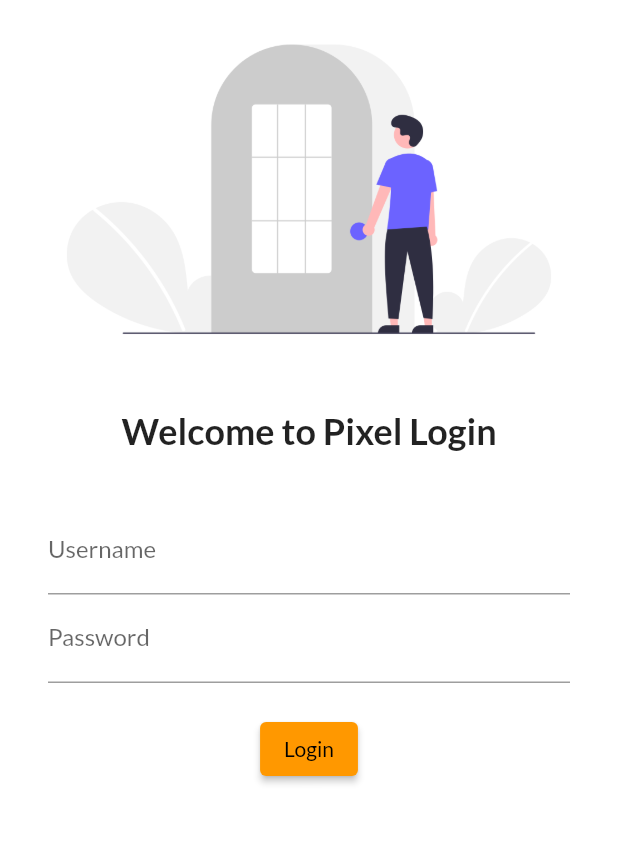
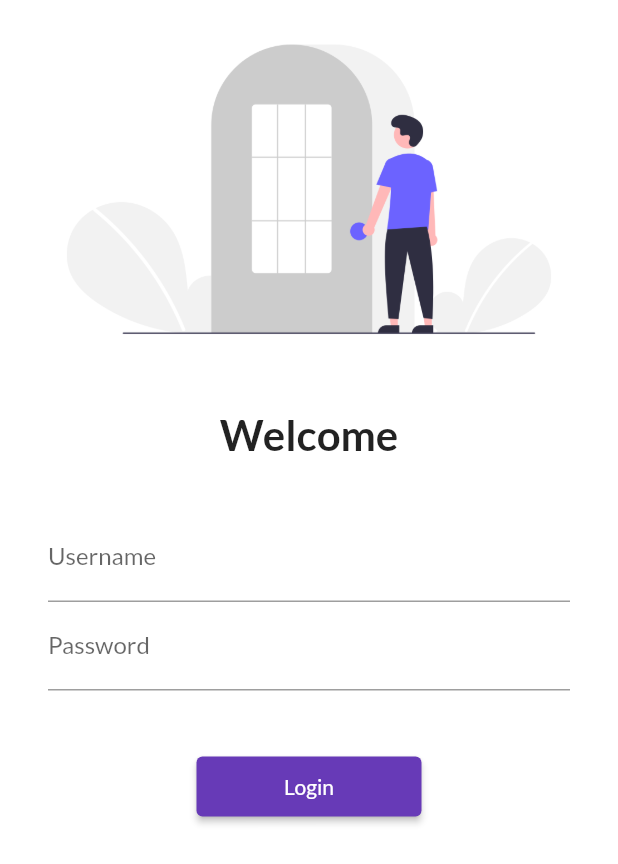
Before and after one commit to Ausaf-pro/flutter__init, a Flutter app: the screen it shows after launch, on a phone screen of 412 x 824 dp. Shown: the top 864 px of the screen. Run offline on Flutter 3.47's test engine with Material 2 defaults, Android fonts, the phone set to English and light mode, and no system bars; our stand-ins replace google_fonts.

Commit message:
day5 completed

```diff
--- a/lib/main.dart
+++ b/lib/main.dart
@@ -1,5 +1,6 @@
 import 'package:flutter/material.dart';
 import 'package:google_fonts/google_fonts.dart';
+import 'utils/routes.dart';
 import 'pages/home_page.dart';
 import 'pages/login_page.dart';
 
@@ -12,16 +13,17 @@ class MyApp extends StatelessWidget {
   Widget build(BuildContext context) {
     return MaterialApp(
         themeMode: ThemeMode.light,
+        debugShowCheckedModeBanner: false,
         theme: ThemeData(
-          primarySwatch: Colors.orange,
+          primarySwatch: Colors.deepPurple,
           fontFamily: GoogleFonts.lato().fontFamily,
         ),
         darkTheme: ThemeData(brightness: Brightness.dark),
         initialRoute: '/',
         routes: {
           "/": (context) => LoginPage(),
-          "/home": (context) => HomePage(),
-          '/login': (context) => LoginPage(),
+          MyRoutes.homeRoute: (context) => HomePage(),
+          MyRoutes.loginRoute: (context) => LoginPage(),
         });
   }
 }
--- a/lib/pages/login_page.dart
+++ b/lib/pages/login_page.dart
@@ -1,19 +1,25 @@
 import 'package:flutter/material.dart';
+import 'package:flutter_application_2/utils/routes.dart';
 
 class LoginPage extends StatelessWidget {
   @override
   Widget build(BuildContext context) {
     return Material(
       color: Colors.white,
+      child: SingleChildScrollView(
         child: Column(
           children: [
-          Image.asset('assets/images/login_image.png', fit: BoxFit.cover),
+            Image.asset(
+              'assets/images/login_image.png',
+              fit: BoxFit.cover,
+              // height: 400,
+            ),
             SizedBox(
               height: 20.0,
             ),
             Text(
-            'Welcome to Pixel Login',
-            style: TextStyle(fontSize: 24, fontWeight: FontWeight.bold),
+              'Welcome',
+              style: TextStyle(fontSize: 28.0, fontWeight: FontWeight.bold),
             ),
             SizedBox(
               height: 20.0,
@@ -32,18 +38,19 @@ class LoginPage extends StatelessWidget {
                       hintText: 'Enter password', labelText: 'Password'),
                 ),
                 SizedBox(
-                height: 20.0,
+                  height: 40.0,
                 ),
                 ElevatedButton(
                     child: Text("Login"),
-                  style: TextButton.styleFrom(),
+                    style: TextButton.styleFrom(minimumSize: Size(150, 40)),
                     onPressed: () {
-                    print("Hello Ausaf, Welcome to Flutter Development !!");
+                      Navigator.pushNamed(context, MyRoutes.homeRoute);
                     })
               ]),
             )
           ],
         ),
+      ),
     );
   }
 }
--- /dev/null
+++ b/lib/utils/routes.dart
@@ -0,0 +1,4 @@
+class MyRoutes {
+  static String loginRoute = '/login';
+  static String homeRoute = '/home';
+}
```
Lines whose indentation alone changed are shown as unchanged.
